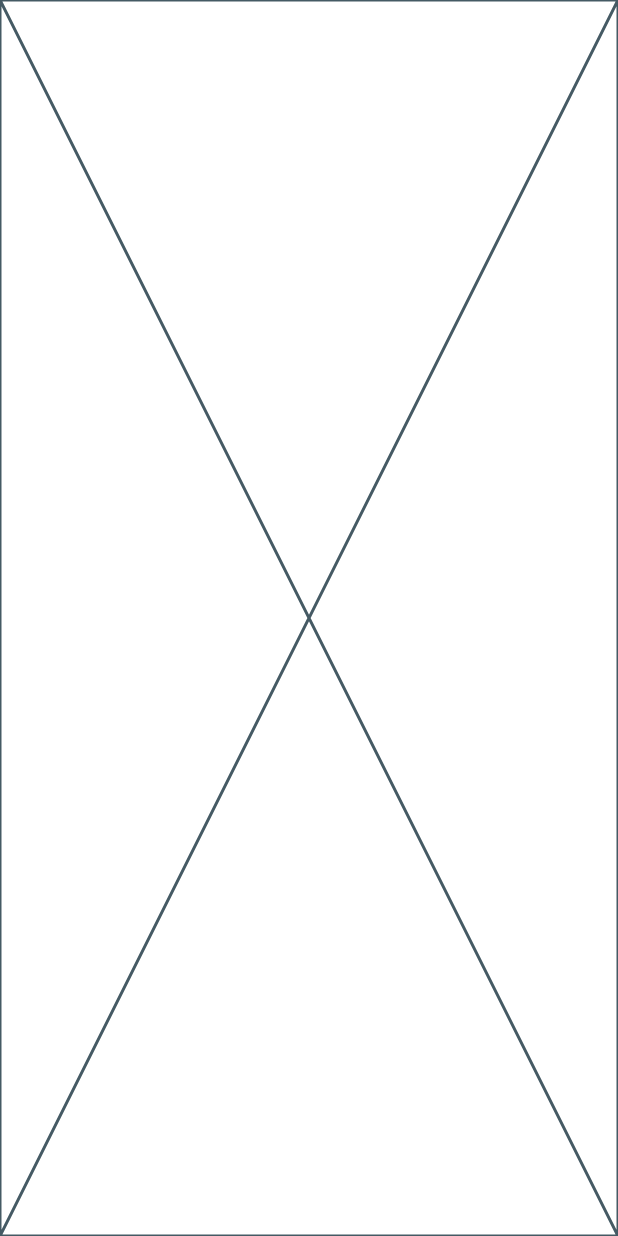
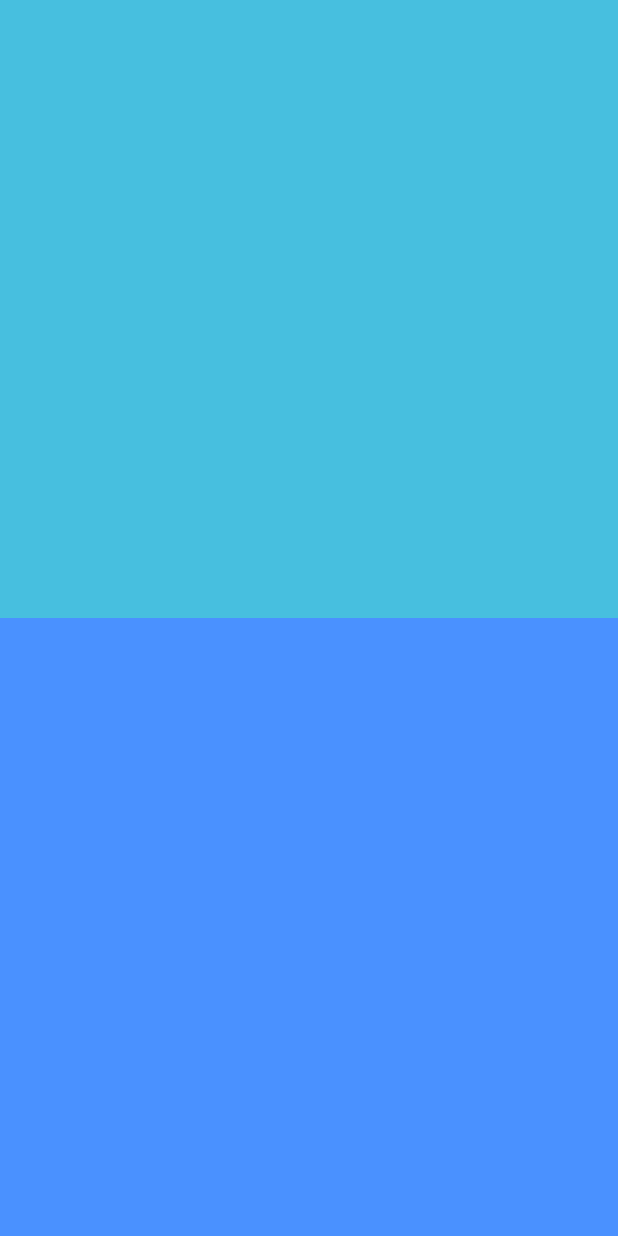
Before and after one commit to deepoceanllc/weather_app, a Flutter app: the screen it shows after launch, on a phone screen of 412 x 824 dp. Run offline on Flutter 3.47's test engine with Material 2 defaults, Android fonts, the phone set to English and light mode, and no system bars; our stand-ins replace geolocator; missing offline and left inert: yandex_mapkit.

Commit message:
added colors

```diff
--- /dev/null
+++ b/lib/src/common/constants/app_colors.dart
@@ -0,0 +1,11 @@
+
+import 'dart:ui';
+
+abstract class AppColors {
+  static const blue1 = Color(0xFF47BFDF);
+  static const blue2 = Color(0xFF4A91FF);
+  static const white = Color(0xFFFFFFFF);
+  static const white30 = Color(0x4DFFFFFF);
+  static const searchColor = Color(0xFF444E72);
+  static const searchTextColor = Color(0xFF838BAA);
+}
--- a/lib/src/common/widget/app.dart
+++ b/lib/src/common/widget/app.dart
@@ -1,6 +1,5 @@
 import 'package:flutter/material.dart';
-
-import 'package:yandex_mapkit/yandex_mapkit.dart';
+import 'package:weather_app/src/features/home/home_page.dart';
 
 class App extends StatelessWidget {
   const App({super.key});
@@ -13,7 +12,7 @@ class App extends StatelessWidget {
         colorScheme: ColorScheme.fromSeed(seedColor: Colors.deepPurple),
         useMaterial3: true,
       ),
-      home: const Placeholder(),
+      home: const HomePage(),
     );
   }
 }
--- /dev/null
+++ b/lib/src/features/home/home_page.dart
@@ -0,0 +1,32 @@
+import 'package:flutter/material.dart';
+import 'package:weather_app/src/common/constants/app_colors.dart';
+
+class HomePage extends StatefulWidget {
+  const HomePage({Key? key}) : super(key: key);
+
+  @override
+  State<HomePage> createState() => _HomePage();
+}
+
+class _HomePage extends State<HomePage> {
+  @override
+  Widget build(BuildContext context) {
+    return const Scaffold(
+      body: SizedBox.expand(
+        child: DecoratedBox(
+          decoration: BoxDecoration(
+            gradient: LinearGradient(
+              colors: [
+                AppColors.blue1,
+                AppColors.blue2,
+              ],
+              begin: Alignment.topCenter,
+              end: Alignment.bottomCenter,
+              stops: [.5,.5],
+            ),
+          ),
+        ),
+      ),
+    );
+  }
+}
```
